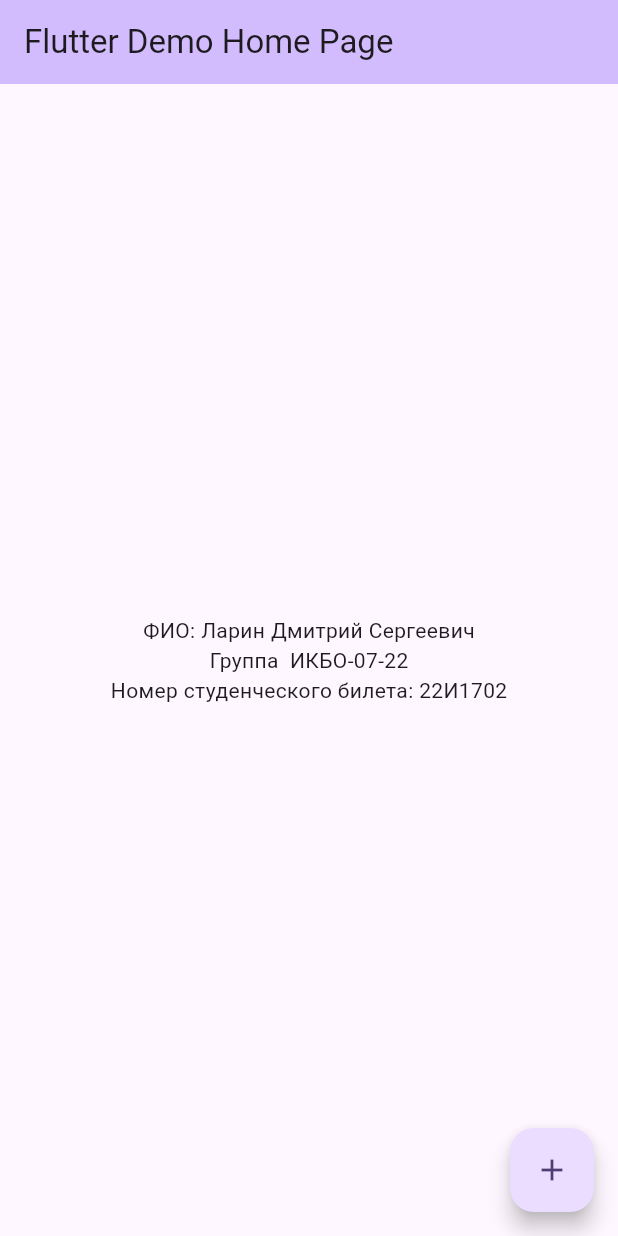
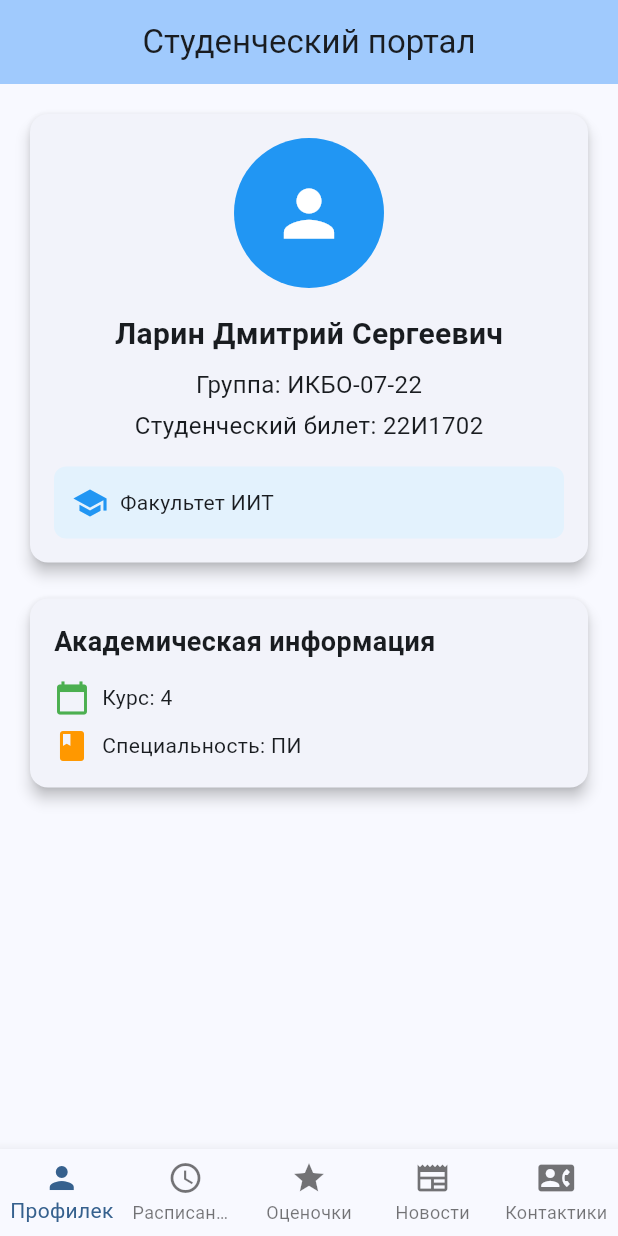
Before and after one commit to DmitriiLarin/flutter, a Flutter app: the screen it shows after launch, on a phone screen of 412 x 824 dp. Run offline on Flutter 3.47's test engine with Material 3 defaults, Android fonts, the phone set to English and light mode, and no system bars.

Commit message:
add screens

```diff
--- a/lib/main.dart
+++ b/lib/main.dart
@@ -1,62 +1,70 @@
 import 'package:flutter/material.dart';
+import 'screens/profile_screen.dart';
+import 'screens/schedule_screen.dart';
+import 'screens/grades_screen.dart';
+import 'screens/news_screen.dart';
+import 'screens/contacts_screen.dart';
 
 void main() {
-  runApp(const MyApp());
+  runApp(const StudentPortalApp());
 }
 
-class MyApp extends StatelessWidget {
-  const MyApp({super.key});
+class StudentPortalApp extends StatelessWidget {
+  const StudentPortalApp({super.key});
 
   @override
   Widget build(BuildContext context) {
     return MaterialApp(
-      title: 'Flutter Demo',
-      theme: ThemeData(
-        colorScheme: ColorScheme.fromSeed(seedColor: Colors.deepPurple),
-      ),
-      home: const MyHomePage(title: 'Flutter Demo Home Page'),
+      title: 'Студенческий портал',
+      theme: ThemeData(colorScheme: ColorScheme.fromSeed(seedColor: Colors.blue), useMaterial3: true),
+      home: const MainScreen(),
+      debugShowCheckedModeBanner: false,
     );
   }
 }
 
-class MyHomePage extends StatefulWidget {
-  const MyHomePage({super.key, required this.title});
-  final String title;
+class MainScreen extends StatefulWidget {
+  const MainScreen({super.key});
 
   @override
-  State<MyHomePage> createState() => _MyHomePageState();
+  State<MainScreen> createState() => _MainScreenState();
 }
 
-class _MyHomePageState extends State<MyHomePage> {
-  int _counter = 0;
+class _MainScreenState extends State<MainScreen> {
+  int _currentIndex = 0;
 
-  void _incrementCounter() {
-    setState(() {
-      _counter++;
-    });
-  }
+  final List<Widget> _screens = [
+    const ProfileScreen(),
+    const ScheduleScreen(),
+    const GradesScreen(),
+    const NewsScreen(),
+    const ContactsScreen(),
+  ];
 
   @override
   Widget build(BuildContext context) {
     return Scaffold(
       appBar: AppBar(
+        title: const Text('Студенческий портал'),
         backgroundColor: Theme.of(context).colorScheme.inversePrimary,
-        title: Text(widget.title),
+        centerTitle: true,
       ),
-      body: Center(
-        child: Column(
-          mainAxisAlignment: MainAxisAlignment.center,
-          children: <Widget>[
-            const Text('ФИО: Ларин Дмитрий Сергеевич'),
-            const Text('Группа  ИКБО-07-22'),
-            const Text('Номер студенческого билета: 22И1702'),
-          ],
-        ),
-      ),
-      floatingActionButton: FloatingActionButton(
-        onPressed: _incrementCounter,
-        tooltip: 'Increment',
-        child: const Icon(Icons.add),
+      body: AnimatedSwitcher(duration: const Duration(milliseconds: 300), child: _screens[_currentIndex]),
+      bottomNavigationBar: BottomNavigationBar(
+        type: BottomNavigationBarType.fixed,
+        currentIndex: _currentIndex,
+        onTap: (index) {
+          setState(() {
+            _currentIndex = index;
+          });
+        },
+        items: const [
+          BottomNavigationBarItem(icon: Icon(Icons.person), label: 'Профилек'),
+          BottomNavigationBarItem(icon: Icon(Icons.schedule), label: 'Расписанице'),
+          BottomNavigationBarItem(icon: Icon(Icons.grade), label: 'Оценочки'),
+          BottomNavigationBarItem(icon: Icon(Icons.newspaper), label: 'Новости'),
+          BottomNavigationBarItem(icon: Icon(Icons.contact_phone), label: 'Контактики'),
+        ],
       ),
     );
   }
--- /dev/null
+++ b/lib/screens/profile_screen.dart
@@ -0,0 +1,94 @@
+import 'package:flutter/material.dart';
+
+class ProfileScreen extends StatelessWidget {
+  const ProfileScreen({super.key});
+
+  @override
+  Widget build(BuildContext context) {
+    return SingleChildScrollView(
+      padding: const EdgeInsets.all(16.0),
+      child: Column(
+        crossAxisAlignment: CrossAxisAlignment.start,
+        children: [
+          Card(
+            elevation: 4,
+            child: Padding(
+              padding: const EdgeInsets.all(16.0),
+              child: Column(
+                children: [
+                  const CircleAvatar(
+                    radius: 50,
+                    backgroundColor: Colors.blue,
+                    child: Icon(Icons.person, size: 50, color: Colors.white),
+                  ),
+                  const SizedBox(height: 16),
+                  const Text(
+                    'Ларин Дмитрий Сергеевич',
+                    style: TextStyle(fontSize: 20, fontWeight: FontWeight.bold),
+                  ),
+                  const SizedBox(height: 8),
+                  const Text(
+                    'Группа: ИКБО-07-22',
+                    style: TextStyle(fontSize: 16),
+                  ),
+                  const SizedBox(height: 4),
+                  const Text(
+                    'Студенческий билет: 22И1702',
+                    style: TextStyle(fontSize: 16),
+                  ),
+                  const SizedBox(height: 16),
+                  Container(
+                    padding: const EdgeInsets.all(12),
+                    decoration: BoxDecoration(
+                      color: Colors.blue.shade50,
+                      borderRadius: BorderRadius.circular(8),
+                    ),
+                    child: const Row(
+                      children: [
+                        Icon(Icons.school, color: Colors.blue),
+                        SizedBox(width: 8),
+                        Text('Факультет ИИТ'),
+                      ],
+                    ),
+                  ),
+                ],
+              ),
+            ),
+          ),
+          const SizedBox(height: 16),
+          Card(
+            elevation: 4,
+            child: Padding(
+              padding: const EdgeInsets.all(16.0),
+              child: Column(
+                crossAxisAlignment: CrossAxisAlignment.start,
+                children: [
+                  const Text(
+                    'Академическая информация',
+                    style: TextStyle(fontSize: 18, fontWeight: FontWeight.bold),
+                  ),
+                  const SizedBox(height: 12),
+                  const Row(
+                    children: [
+                      Icon(Icons.calendar_today, color: Colors.green),
+                      SizedBox(width: 8),
+                      Text('Курс: 4'),
+                    ],
+                  ),
+                  const SizedBox(height: 8),
+                  const Row(
+                    children: [
+                      Icon(Icons.book, color: Colors.orange),
+                      SizedBox(width: 8),
+                      Text('Специальность: ПИ'),
+                    ],
+                  ),
+                ],
+              ),
+            ),
+          ),
+        ],
+      ),
+    );
+  }
+}
```
Also changed, not shown: lib/screens/contacts_screen.dart (added, +82 -0 lines), lib/screens/grades_screen.dart (added, +43 -0 lines), lib/screens/news_screen.dart (added, +41 -0 lines), lib/screens/schedule_screen.dart (added, +41 -0 lines), lib/utils/contacts_widgets.dart (added, +115 -0 lines), lib/utils/grades_widgets.dart (added, +120 -0 lines), lib/utils/news_widgets.dart (added, +58 -0 lines), lib/utils/schedule_widgets.dart (added, +37 -0 lines).
